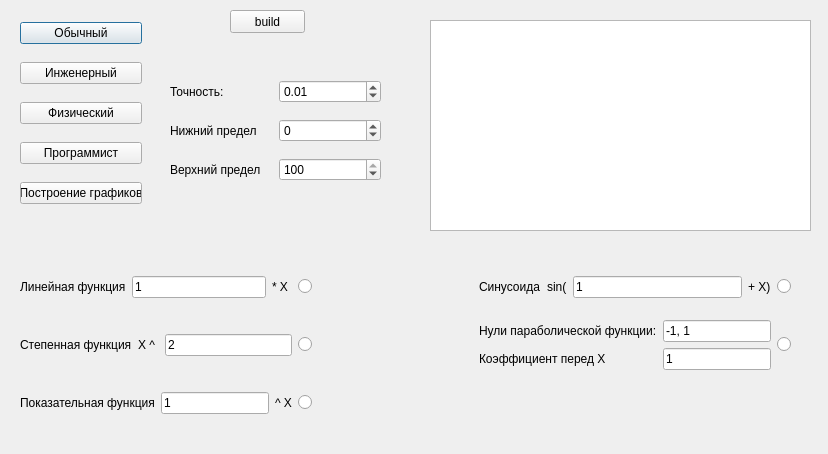
Dmitry315/Calculator, file Graph.ui: the form before one commit.
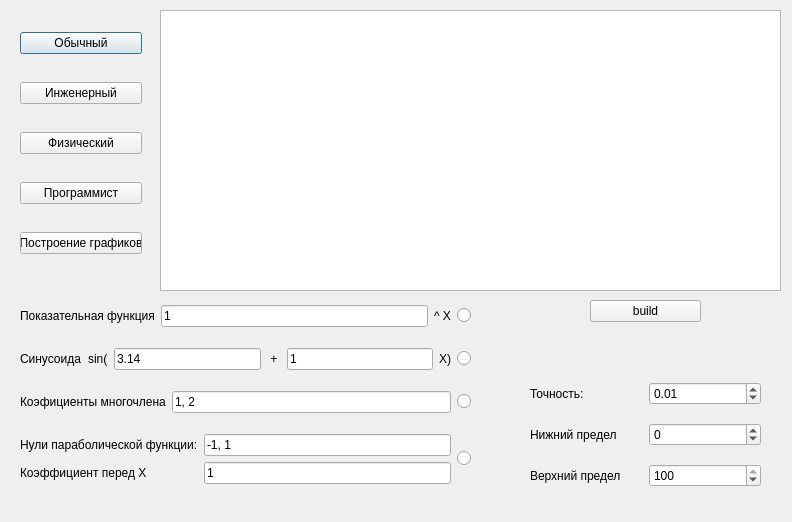
The form after the commit. Custom widgets are drawn as their Qt base class.

```diff
--- a/Graph.ui
+++ b/Graph.ui
@@ -6,8 +6,8 @@
    <rect>
     <x>0</x>
     <y>0</y>
-    <width>828</width>
-    <height>454</height>
+    <width>792</width>
+    <height>522</height>
    </rect>
   </property>
   <property name="cursor">
@@ -28,7 +28,7 @@
      <x>20</x>
      <y>10</y>
      <width>122</width>
-     <height>211</height>
+     <height>271</height>
     </rect>
    </property>
    <layout class="QGridLayout" name="gridLayout_4">
@@ -72,33 +72,20 @@
   <widget class="PlotWidget" name="graphicsView">
    <property name="geometry">
     <rect>
-     <x>430</x>
-     <y>20</y>
-     <width>381</width>
-     <height>211</height>
-    </rect>
-   </property>
-  </widget>
-  <widget class="QPushButton" name="build_graph">
-   <property name="geometry">
-    <rect>
-     <x>230</x>
+     <x>160</x>
      <y>10</y>
-     <width>75</width>
-     <height>23</height>
+     <width>621</width>
+     <height>281</height>
     </rect>
    </property>
-   <property name="text">
-    <string>build</string>
-   </property>
   </widget>
   <widget class="QWidget" name="gridLayoutWidget_2">
    <property name="geometry">
     <rect>
-     <x>170</x>
-     <y>70</y>
-     <width>211</width>
-     <height>121</height>
+     <x>530</x>
+     <y>370</y>
+     <width>231</width>
+     <height>131</height>
     </rect>
    </property>
    <layout class="QGridLayout" name="gridLayout_2">
@@ -156,52 +143,13 @@
    <property name="geometry">
     <rect>
      <x>20</x>
-     <y>260</y>
-     <width>771</width>
-     <height>171</height>
+     <y>290</y>
+     <width>451</width>
+     <height>211</height>
     </rect>
    </property>
    <layout class="QGridLayout" name="gridLayout_8">
-    <item row="0" column="2">
-     <layout class="QGridLayout" name="gridLayout_6">
-      <item row="0" column="3">
-       <widget class="QLabel" name="label_12">
-        <property name="text">
-         <string>+ X)</string>
-        </property>
-       </widget>
-      </item>
-      <item row="0" column="1">
-       <widget class="QLabel" name="label_10">
-        <property name="text">
-         <string>sin(</string>
-        </property>
-       </widget>
-      </item>
-      <item row="0" column="2">
-       <widget class="QLineEdit" name="sin_function">
-        <property name="text">
-         <string>1</string>
-        </property>
-       </widget>
-      </item>
-      <item row="0" column="0">
-       <widget class="QLabel" name="label_11">
-        <property name="text">
-         <string>Синусоида</string>
-        </property>
-       </widget>
-      </item>
-      <item row="0" column="4">
-       <widget class="QRadioButton" name="radio_sin_function">
-        <property name="text">
-         <string/>
-        </property>
-       </widget>
-      </item>
-     </layout>
-    </item>
-    <item row="1" column="2">
+    <item row="4" column="0">
      <layout class="QGridLayout" name="gridLayout_9">
       <item row="0" column="1">
        <widget class="QRadioButton" name="radio_parabol_function">
@@ -244,72 +192,75 @@
       </item>
      </layout>
     </item>
-    <item row="0" column="0">
-     <layout class="QGridLayout" name="gridLayout_5">
-      <item row="0" column="1">
-       <widget class="QLineEdit" name="linear_function">
+    <item row="2" column="0">
+     <layout class="QGridLayout" name="gridLayout_6">
+      <item row="0" column="5">
+       <widget class="QLabel" name="label_12">
+        <property name="text">
+         <string>X)</string>
+        </property>
+       </widget>
+      </item>
+      <item row="0" column="0">
+       <widget class="QLabel" name="label_11">
+        <property name="text">
+         <string>Синусоида</string>
+        </property>
+       </widget>
+      </item>
+      <item row="0" column="4">
+       <widget class="QLineEdit" name="sin_function_coef2">
         <property name="text">
          <string>1</string>
         </property>
        </widget>
       </item>
-      <item row="0" column="2">
-       <widget class="QLabel" name="label_8">
-        <property name="text">
-         <string>* X </string>
-        </property>
-       </widget>
-      </item>
-      <item row="0" column="0">
-       <widget class="QLabel" name="label_9">
-        <property name="text">
-         <string>Линейная функция</string>
-        </property>
-       </widget>
-      </item>
-      <item row="0" column="3">
-       <widget class="QRadioButton" name="radio_linear_function">
+      <item row="0" column="6">
+       <widget class="QRadioButton" name="radio_sin_function">
         <property name="text">
          <string/>
         </property>
        </widget>
       </item>
-     </layout>
-    </item>
-    <item row="1" column="0">
-     <layout class="QGridLayout" name="gridLayout">
-      <item row="0" column="0">
-       <widget class="QLabel" name="label_5">
+      <item row="0" column="1">
+       <widget class="QLabel" name="label_10">
         <property name="text">
-         <string>Степенная функция</string>
+         <string>sin(</string>
         </property>
        </widget>
       </item>
-      <item row="0" column="1">
+      <item row="0" column="3">
        <widget class="QLabel" name="label_4">
         <property name="text">
-         <string>X ^ </string>
+         <string> + </string>
         </property>
        </widget>
       </item>
       <item row="0" column="2">
-       <widget class="QLineEdit" name="power_function">
+       <widget class="QLineEdit" name="sin_function_coef1">
         <property name="text">
-         <string>2</string>
-        </property>
-       </widget>
-      </item>
-      <item row="0" column="3">
-       <widget class="QRadioButton" name="radio_power_function">
-        <property name="text">
-         <string/>
+         <string>3.14</string>
         </property>
        </widget>
       </item>
      </layout>
     </item>
-    <item row="2" column="0">
+    <item row="1" column="0">
      <layout class="QGridLayout" name="gridLayout_3">
+      <item row="0" column="1">
+       <widget class="QLineEdit" name="exponential_function">
+        <property name="text">
+         <string>1</string>
+        </property>
+       </widget>
+      </item>
+      <item row="0" column="3">
+       <widget class="QRadioButton" name="radio_exponential_function">
+        <property name="text">
+         <string/>
+        </property>
+       </widget>
+      </item>
       <item row="0" column="2">
        <widget class="QLabel" name="label_6">
         <property name="text">
@@ -324,49 +275,63 @@
         </property>
        </widget>
       </item>
-      <item row="0" column="1">
-       <widget class="QLineEdit" name="exponential_function">
-        <property name="text">
-         <string>1</string>
-        </property>
-       </widget>
-      </item>
-      <item row="0" column="3">
-       <widget class="QRadioButton" name="radio_exponential_function">
+     </layout>
+    </item>
+    <item row="3" column="0">
+     <layout class="QGridLayout" name="gridLayout">
+      <item row="0" column="2">
+       <widget class="QRadioButton" name="radio_polynomial">
         <property name="text">
          <string/>
         </property>
        </widget>
       </item>
+      <item row="0" column="1">
+       <widget class="QLineEdit" name="polynomial_coefs">
+        <property name="text">
+         <string>1, 2</string>
+        </property>
+       </widget>
+      </item>
+      <item row="0" column="0">
+       <widget class="QLabel" name="label_5">
+        <property name="text">
+         <string>Коэфициенты многочлена</string>
+        </property>
+       </widget>
+      </item>
      </layout>
     </item>
-    <item row="1" column="1">
-     <spacer name="horizontalSpacer">
-      <property name="orientation">
-       <enum>Qt::Horizontal</enum>
-      </property>
-      <property name="sizeHint" stdset="0">
-       <size>
-        <width>40</width>
-        <height>20</height>
-       </size>
-      </property>
-     </spacer>
-    </item>
    </layout>
   </widget>
-  <widget class="QLabel" name="err">
+  <widget class="QWidget" name="gridLayoutWidget">
    <property name="geometry">
     <rect>
-     <x>240</x>
-     <y>40</y>
-     <width>61</width>
-     <height>16</height>
+     <x>590</x>
+     <y>300</y>
+     <width>111</width>
+     <height>51</height>
     </rect>
    </property>
-   <property name="text">
-    <string/>
-   </property>
+   <layout class="QGridLayout" name="gridLayout_5">
+    <item row="0" column="0">
+     <widget class="QPushButton" name="build_graph">
+      <property name="text">
+       <string>build</string>
+      </property>
+     </widget>
+    </item>
+    <item row="1" column="0">
+     <widget class="QLabel" name="err">
+      <property name="text">
+       <string/>
+      </property>
+      <property name="alignment">
+       <set>Qt::AlignCenter</set>
+      </property>
+     </widget>
+    </item>
+   </layout>
   </widget>
  </widget>
  <customwidgets>
```
